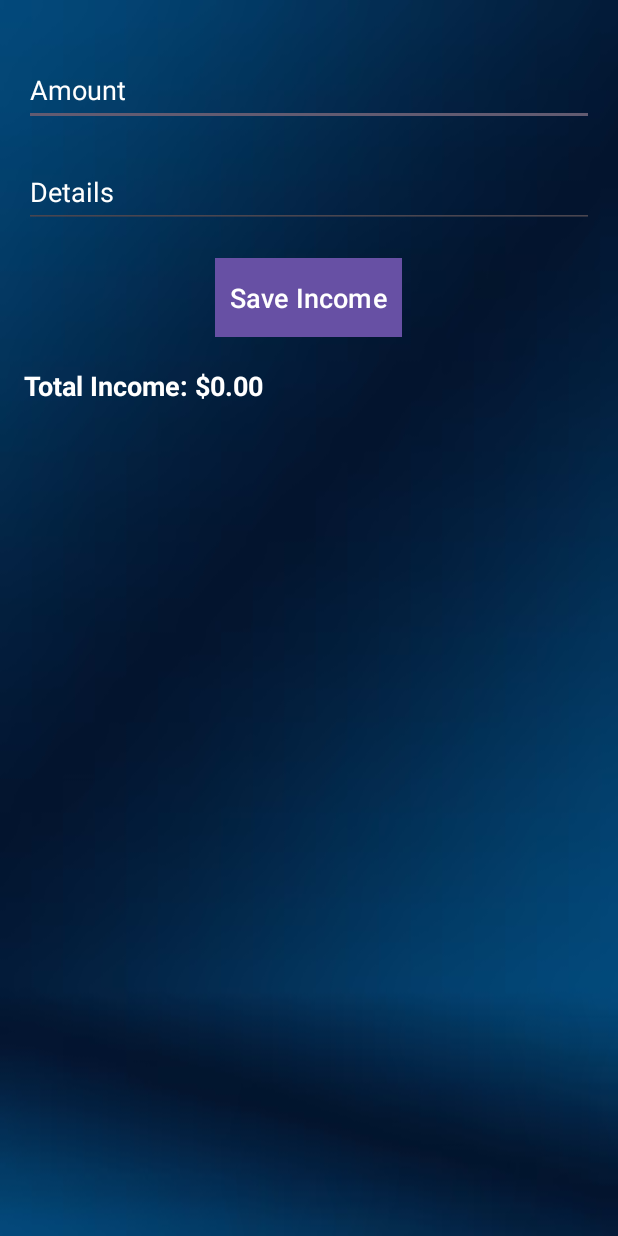
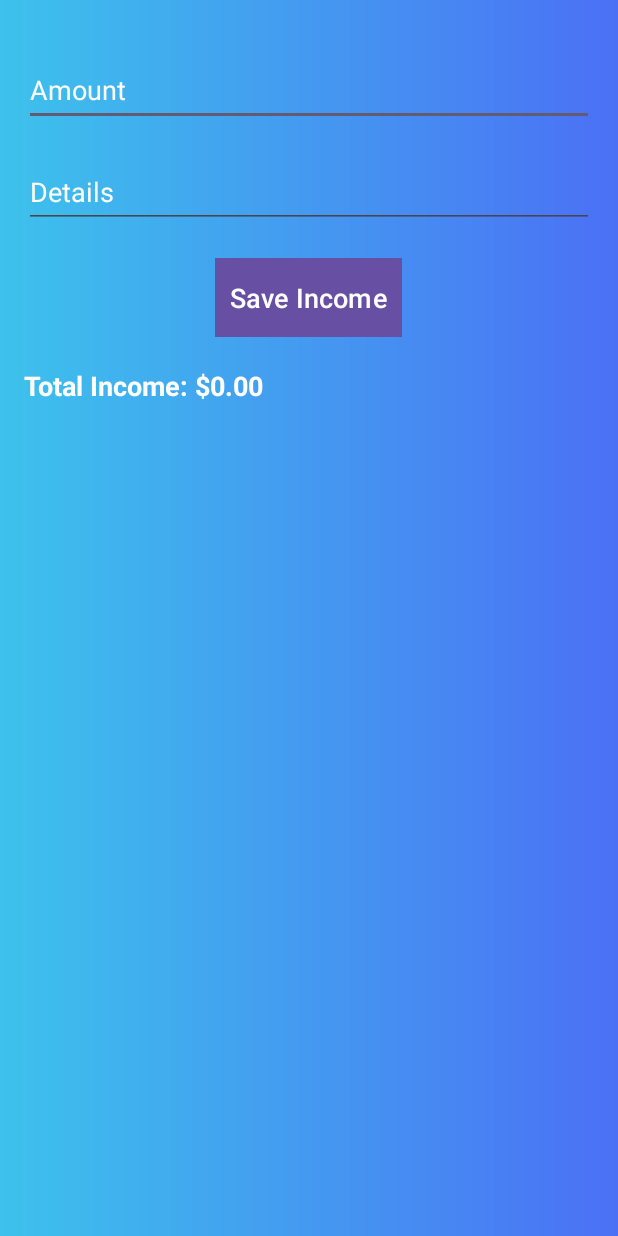
Before and after one commit to Tanakishq221/expense, an Android app: the screen it shows after launch (addincomeactivity), after a tap on "Add Income", on a phone screen of 412 x 824 dp. Run offline under Robolectric (Android 15) with nearby library versions, the phone set to English and light mode, and no system bars.

Commit message:
change in ui
change in ui

```diff
--- a/app/src/main/java/com/example/expense/MainActivity.java
+++ b/app/src/main/java/com/example/expense/MainActivity.java
@@ -1,5 +1,4 @@
 package com.example.expense;
-
 
 import android.annotation.SuppressLint;
 import android.content.Intent;
@@ -73,16 +72,16 @@ public class MainActivity extends AppCompatActivity {
     private void loadIncomeData() {
         Cursor cursor = db.getAllIncome();
         String[] from = {DatabaseHelper.COLUMN_AMOUNT, DatabaseHelper.COLUMN_DETAILS, DatabaseHelper.COLUMN_TIMESTAMP};
-        int[] to = {android.R.id.text1, android.R.id.text2};
-        SimpleCursorAdapter adapter = new SimpleCursorAdapter(this, android.R.layout.simple_list_item_2, cursor, from, to, 0);
+        int[] to = {R.id.text1, R.id.text2};
+        SimpleCursorAdapter adapter = new SimpleCursorAdapter(this, R.layout.list_item, cursor, from, to, 0);
         listView.setAdapter(adapter);
     }
 
     private void loadExpenseData() {
         Cursor cursor = db.getAllExpenses();
         String[] from = {DatabaseHelper.COLUMN_AMOUNT, DatabaseHelper.COLUMN_DETAILS, DatabaseHelper.COLUMN_TIMESTAMP};
-        int[] to = {android.R.id.text1, android.R.id.text2};
-        SimpleCursorAdapter adapter = new SimpleCursorAdapter(this, android.R.layout.simple_list_item_2, cursor, from, to, 0);
+        int[] to = {R.id.text1, R.id.text2};
+        SimpleCursorAdapter adapter = new SimpleCursorAdapter(this, R.layout.list_item, cursor, from, to, 0);
         listViewexpense.setAdapter(adapter);
     }
 
--- /dev/null
+++ b/app/src/main/res/drawable/gradient_background.xml
@@ -0,0 +1,7 @@
+<?xml version="1.0" encoding="utf-8"?>
+<shape xmlns:android="http://schemas.android.com/apk/res/android" android:shape="rectangle">
+    <gradient
+        android:startColor="#3DC2EC"
+        android:endColor="#4B70F5"
+         />
+</shape>
--- a/app/src/main/res/layout/activity_add_income.xml
+++ b/app/src/main/res/layout/activity_add_income.xml
@@ -4,7 +4,7 @@
     android:layout_height="match_parent"
     android:orientation="vertical"
     android:padding="16dp"
-    android:background="@drawable/img">
+    android:background="@drawable/gradient_background">
 
     <EditText
         android:id="@+id/edittext1"
@@ -15,7 +15,8 @@
         android:inputType="numberDecimal"
         android:minHeight="48dp"
         android:textColorHint="#FFFFFF"
-        android:textSize="18sp" />
+        android:textSize="18sp"
+        android:textColor="@color/white"/>
 
     <EditText
         android:id="@+id/edittext2"
@@ -25,7 +26,8 @@
         android:hint="Details"
         android:minHeight="48dp"
         android:textColorHint="#FFFFFF"
-        android:textSize="18sp" />
+        android:textSize="18sp"
+        android:textColor="@color/white"/>
 
 
     <Button
--- a/app/src/main/res/layout/activity_main.xml
+++ b/app/src/main/res/layout/activity_main.xml
@@ -3,7 +3,7 @@
     xmlns:card_view="http://schemas.android.com/apk/res-auto"
     android:layout_width="match_parent"
     android:layout_height="match_parent"
-    android:background="@drawable/img">
+    android:background="@drawable/gradient_background">
 
     <LinearLayout
         android:layout_width="match_parent"
@@ -25,7 +25,7 @@
                 android:layout_margin="8dp"
                 android:layout_weight="1"
                 android:elevation="4dp"
-                card_view:cardBackgroundColor="#FF0000"
+                card_view:cardBackgroundColor="#CF0000"
                 card_view:cardCornerRadius="16dp">
 
                 <LinearLayout
@@ -60,7 +60,7 @@
                 android:layout_margin="8dp"
                 android:layout_weight="1"
                 android:elevation="4dp"
-                card_view:cardBackgroundColor="#008000"
+                card_view:cardBackgroundColor="#028000"
                 card_view:cardCornerRadius="16dp">
 
                 <LinearLayout
```
Also changed, not shown: app/src/main/res/layout/activity_add_expense.xml (+7 -4 lines), app/src/main/res/layout/list_item.xml (added, +21 -0 lines).
